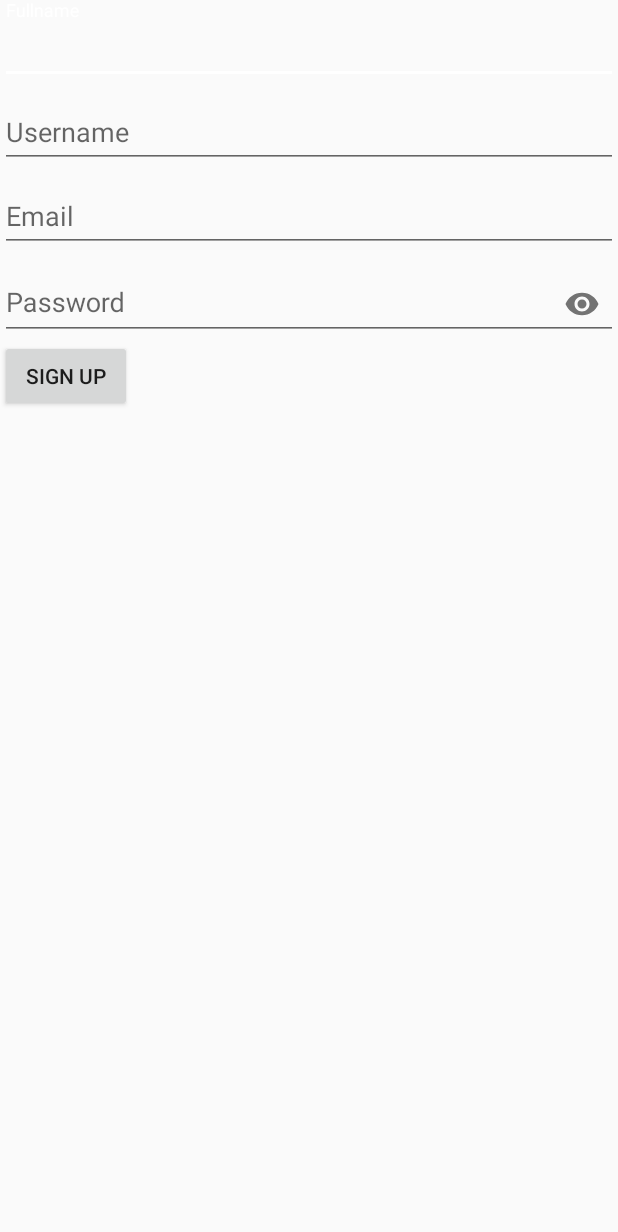
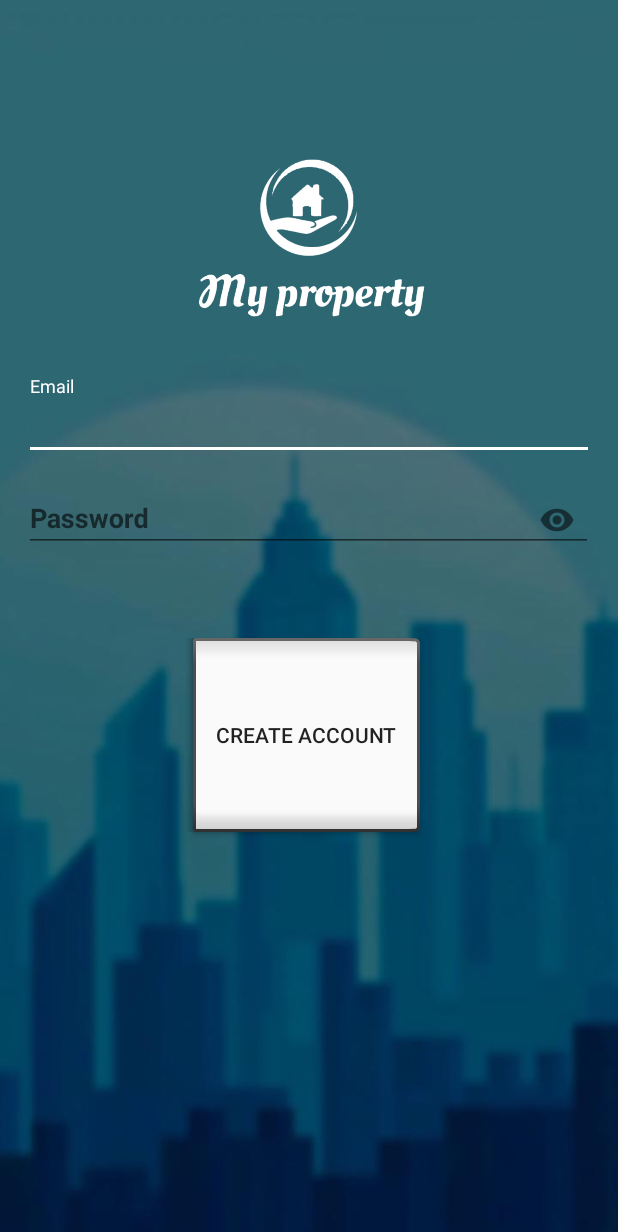
Before and after one commit to AndiniWu/tubesmobile, an Android app: the SignUp screen opened directly, with no data from a screen before it, on a phone screen of 412 x 824 dp. Shown: the top 1232 px of the screen. Run offline under Robolectric (Android 15) with nearby library versions, the phone set to English and light mode, and no system bars; our stand-ins replace Firebase (no records; nobody signed in at launch, a user with empty details on screens opened directly).

Commit message:
Create and design sign up layout
Create sign up layout

```diff
--- a/app/src/main/res/layout/activity_login.xml
+++ b/app/src/main/res/layout/activity_login.xml
@@ -41,6 +41,7 @@
         android:layout_marginStart="0dp"
         android:layout_marginTop="17dp"
         android:layout_marginEnd="0dp"
+        app:passwordToggleContentDescription="description"
         app:passwordToggleEnabled="true"
         app:passwordToggleTint="@color/colorAccent">
         <EditText
--- a/app/src/main/res/layout/activity_sign_up.xml
+++ b/app/src/main/res/layout/activity_sign_up.xml
@@ -4,66 +4,92 @@
     xmlns:tools="http://schemas.android.com/tools"
     android:layout_width="match_parent"
     android:layout_height="match_parent"
+    android:background="@drawable/background"
     tools:context=".SignUp">
 
-    <android.support.design.widget.TextInputLayout
-        android:id="@+id/til1"
-        android:layout_width="fill_parent"
-        android:layout_height="wrap_content">
-        <EditText
-            android:id="@+id/fullname"
-            android:layout_width="fill_parent"
-            android:layout_height="wrap_content"
-            android:hint="Fullname"/>
-    </android.support.design.widget.TextInputLayout>
-    <android.support.design.widget.TextInputLayout
-        android:id="@+id/til2"
-        android:layout_width="fill_parent"
-        android:layout_height="wrap_content"
-        android:layout_below="@+id/til1">
-        <EditText
-            android:id="@+id/username"
-            android:layout_width="fill_parent"
-            android:layout_height="wrap_content"
-            android:hint="Username"/>
-    </android.support.design.widget.TextInputLayout>
+    <!--<android.support.design.widget.TextInputLayout-->
+        <!--android:id="@+id/til1"-->
+        <!--android:layout_width="fill_parent"-->
+        <!--android:layout_height="wrap_content">-->
+        <!--<EditText-->
+            <!--android:id="@+id/fullname"-->
+            <!--android:layout_width="fill_parent"-->
+            <!--android:layout_height="wrap_content"-->
+            <!--android:hint="Fullname"/>-->
+    <!--</android.support.design.widget.TextInputLayout>-->
+    <!--<android.support.design.widget.TextInputLayout-->
+        <!--android:id="@+id/til2"-->
+        <!--android:layout_width="fill_parent"-->
+        <!--android:layout_height="wrap_content"-->
+        <!--android:layout_below="@+id/til1">-->
+        <!--<EditText-->
+            <!--android:id="@+id/username"-->
+            <!--android:layout_width="fill_parent"-->
+            <!--android:layout_height="wrap_content"-->
+            <!--android:hint="Username"/>-->
+    <!--</android.support.design.widget.TextInputLayout>-->
     <android.support.design.widget.TextInputLayout
         android:id="@+id/til3"
-        android:layout_width="fill_parent"
+        android:layout_width="377dp"
         android:layout_height="wrap_content"
-        android:layout_below="@+id/til2">
+        android:layout_below="@+id/imageView4"
+        android:layout_alignParentStart="true"
+        android:layout_alignParentEnd="true"
+        android:layout_marginStart="16dp"
+        android:layout_marginTop="35dp"
+        android:layout_marginEnd="16dp">
+
         <EditText
             android:id="@+id/email"
             android:layout_width="fill_parent"
             android:layout_height="wrap_content"
             android:hint="Email"
-            android:inputType="textEmailAddress"/>
+            android:inputType="textEmailAddress"
+            android:textColor="@android:color/white" />
     </android.support.design.widget.TextInputLayout>
+
     <android.support.design.widget.TextInputLayout
         android:id="@+id/til4"
-        android:layout_width="fill_parent"
-        android:layout_height="wrap_content"
-        app:passwordToggleEnabled="true"
-        android:layout_below="@+id/til3">
+        android:layout_width="395dp"
+        android:layout_height="54dp"
+        android:layout_below="@+id/til3"
+        android:layout_alignStart="@+id/til3"
+        android:layout_alignEnd="@+id/til3"
+        android:layout_marginStart="0dp"
+        android:layout_marginTop="7dp"
+        android:layout_marginEnd="-16dp"
+        app:passwordToggleEnabled="true">
+
         <EditText
             android:id="@+id/password"
-            android:layout_width="fill_parent"
+            android:layout_width="379dp"
             android:layout_height="wrap_content"
             android:hint="Password"
-            android:inputType="textPassword"/>
+            android:inputType="textPassword"
+            android:textColor="@android:color/white"
+            android:textStyle="bold" />
     </android.support.design.widget.TextInputLayout>
+
     <android.support.design.widget.TextInputLayout
         android:id="@+id/til5"
-        android:layout_width="fill_parent"
-        android:layout_height="wrap_content"
+        android:layout_width="161dp"
+        android:layout_height="49dp"
         android:layout_below="@+id/til4"
-        android:layout_alignParentBottom="true">
+        android:layout_alignParentStart="true"
+        android:layout_alignParentEnd="true"
+        android:layout_alignParentBottom="true"
+        android:layout_marginStart="123dp"
+        android:layout_marginTop="53dp"
+        android:layout_marginEnd="126dp"
+        android:layout_marginBottom="261dp">
 
         <Button
             android:id="@+id/signup_button"
-            android:layout_width="wrap_content"
-            android:layout_height="wrap_content"
-            android:text="SIGN UP" />
+            style="@android:style/Widget.DeviceDefault.Button.Inset"
+            android:layout_width="159dp"
+            android:layout_height="match_parent"
+            android:layout_alignTop="@+id/til5"
+            android:text="Create Account" />
     </android.support.design.widget.TextInputLayout>
 
     <ProgressBar
@@ -71,4 +97,16 @@
         android:layout_width="wrap_content"
         android:layout_height="wrap_content"
         android:visibility="gone" />
+
+    <ImageView
+        android:id="@+id/imageView4"
+        android:layout_width="229dp"
+        android:layout_height="113dp"
+        android:layout_alignParentStart="true"
+        android:layout_alignParentTop="true"
+        android:layout_alignParentEnd="true"
+        android:layout_marginStart="91dp"
+        android:layout_marginTop="102dp"
+        android:layout_marginEnd="91dp"
+        app:srcCompat="@drawable/logo" />
 </RelativeLayout>
```
